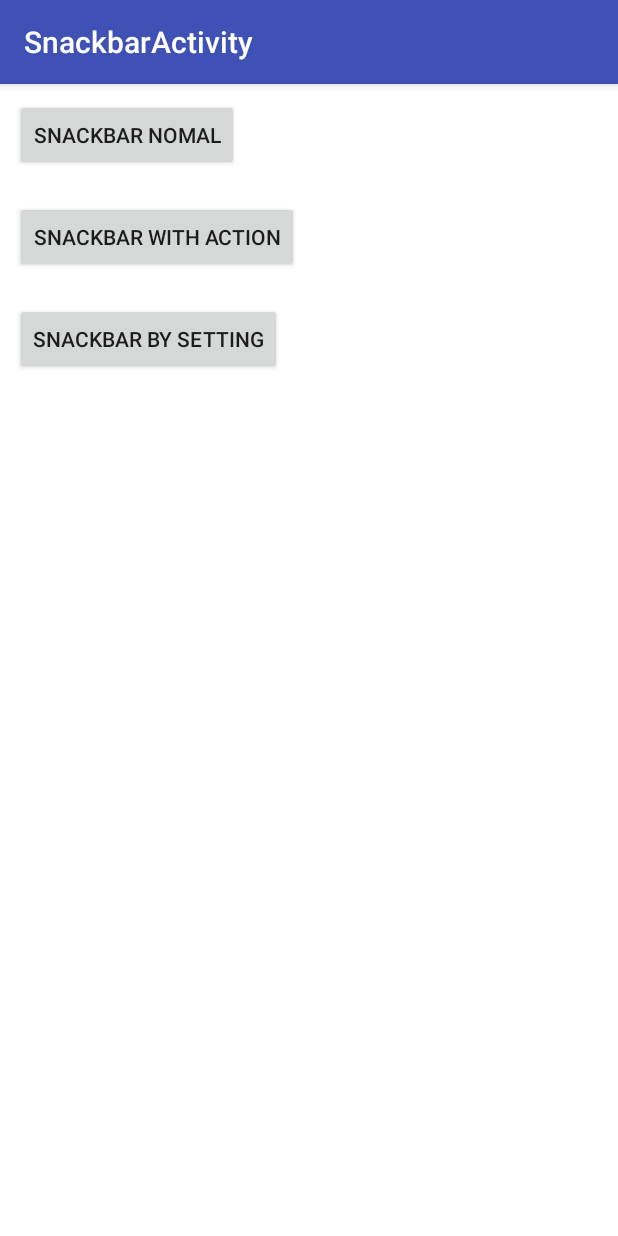
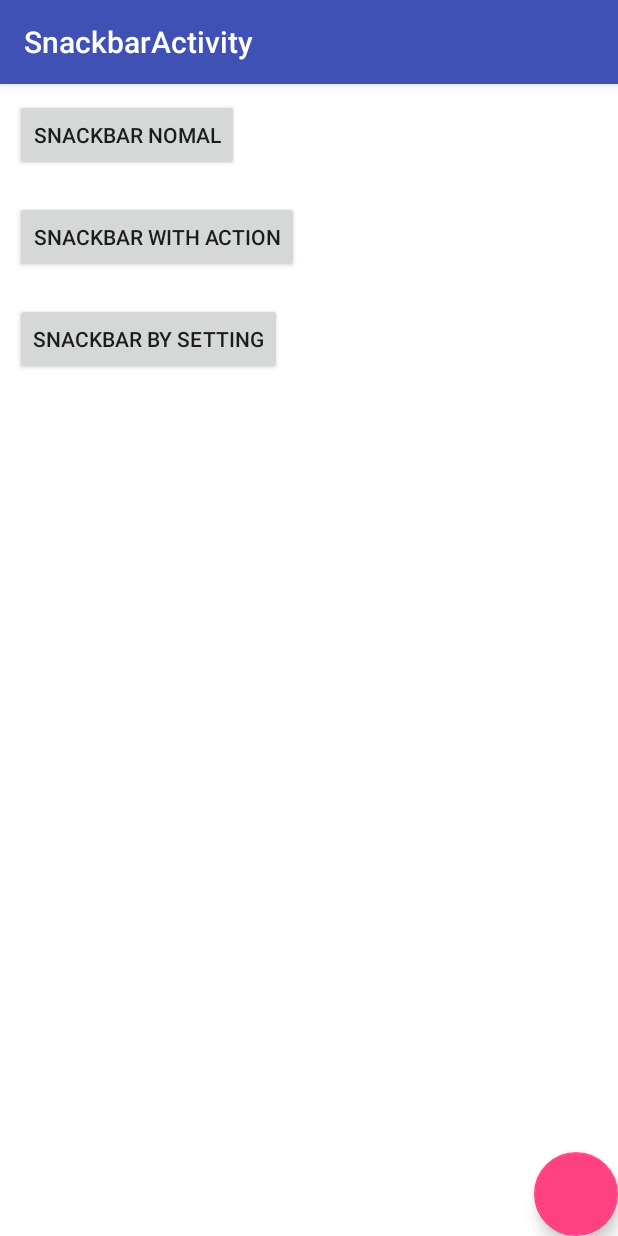
Before and after one commit to ClarkRep/Knowledge_MaterialDesign, an Android app: the screen it shows after launch (SnackbarActivity), after a tap on "SNACKBAR", on a phone screen of 412 x 824 dp. Run offline under Robolectric (Android 15) with nearby library versions, the phone set to English and light mode, and no system bars.

Commit message:
优化布局

```diff
--- a/app/src/main/java/com/example/zhaodanyang/knowledge_materialdesign/appbarlayout/AppbarLayoutActivity.java
+++ b/app/src/main/java/com/example/zhaodanyang/knowledge_materialdesign/appbarlayout/AppbarLayoutActivity.java
@@ -4,7 +4,6 @@ import android.content.Intent;
 import android.os.Bundle;
 import android.support.annotation.Nullable;
 import android.support.design.widget.AppBarLayout;
-import android.support.design.widget.CollapsingToolbarLayout;
 import android.support.v7.app.AppCompatActivity;
 import android.view.View;
 
@@ -65,11 +64,10 @@ public class AppbarLayoutActivity extends AppCompatActivity implements View.OnCl
         setTitle("AppbarLayoutActivity");
 
         AppBarLayout appBarLayout = findViewById(R.id.appBarLayout);
-        CollapsingToolbarLayout collapsingToolbarLayout = findViewById(R.id.ctl);
-
         appBarLayout.addOnOffsetChangedListener(new AppBarLayout.OnOffsetChangedListener() {
             @Override
             public void onOffsetChanged(AppBarLayout appBarLayout, int verticalOffset) {
+
             }
         });
 
--- a/app/src/main/res/layout/activity_flag_enter_always.xml
+++ b/app/src/main/res/layout/activity_flag_enter_always.xml
@@ -9,7 +9,7 @@
         android:layout_height="wrap_content"
         android:orientation="vertical">
 
-        <android.support.design.widget.CoordinatorLayout
+        <FrameLayout
             android:layout_width="match_parent"
             android:layout_height="wrap_content"
             android:minHeight="50dp"
@@ -44,7 +44,7 @@
             </LinearLayout>
 
 
-        </android.support.design.widget.CoordinatorLayout>
+        </FrameLayout>
     </android.support.design.widget.AppBarLayout>
 
     <android.support.v7.widget.RecyclerView
--- a/app/src/main/res/layout/activity_flag_enter_always_collapsed.xml
+++ b/app/src/main/res/layout/activity_flag_enter_always_collapsed.xml
@@ -9,7 +9,7 @@
         android:layout_height="wrap_content"
         android:orientation="vertical">
 
-        <android.support.design.widget.CoordinatorLayout
+        <FrameLayout
             android:layout_width="match_parent"
             android:layout_height="wrap_content"
             android:minHeight="50dp"
@@ -44,7 +44,7 @@
             </LinearLayout>
 
 
-        </android.support.design.widget.CoordinatorLayout>
+        </FrameLayout>
 
     </android.support.design.widget.AppBarLayout>
 
--- a/app/src/main/res/layout/activity_flag_exit_until_collapsed.xml
+++ b/app/src/main/res/layout/activity_flag_exit_until_collapsed.xml
@@ -9,7 +9,7 @@
         android:layout_height="wrap_content"
         android:orientation="vertical">
 
-        <android.support.design.widget.CoordinatorLayout
+        <FrameLayout
             android:layout_width="match_parent"
             android:layout_height="wrap_content"
             android:minHeight="50dp"
@@ -44,7 +44,7 @@
             </LinearLayout>
 
 
-        </android.support.design.widget.CoordinatorLayout>
+        </FrameLayout>
 
     </android.support.design.widget.AppBarLayout>
 
--- a/app/src/main/res/layout/activity_flag_scroll.xml
+++ b/app/src/main/res/layout/activity_flag_scroll.xml
@@ -9,7 +9,7 @@
         android:layout_height="wrap_content"
         android:orientation="vertical">
 
-        <android.support.design.widget.CoordinatorLayout
+        <FrameLayout
             android:layout_width="match_parent"
             android:layout_height="wrap_content"
             android:minHeight="50dp"
@@ -44,7 +44,7 @@
             </LinearLayout>
 
 
-        </android.support.design.widget.CoordinatorLayout>
+        </FrameLayout>
     </android.support.design.widget.AppBarLayout>
 
     <android.support.v7.widget.RecyclerView
--- a/app/src/main/res/layout/activity_flag_snap.xml
+++ b/app/src/main/res/layout/activity_flag_snap.xml
@@ -9,7 +9,7 @@
         android:layout_height="wrap_content"
         android:orientation="vertical">
 
-        <android.support.design.widget.CoordinatorLayout
+        <FrameLayout
             android:layout_width="match_parent"
             android:layout_height="wrap_content"
             android:minHeight="50dp"
@@ -44,7 +44,7 @@
             </LinearLayout>
 
 
-        </android.support.design.widget.CoordinatorLayout>
+        </FrameLayout>
 
     </android.support.design.widget.AppBarLayout>
 
--- a/app/src/main/res/layout/activity_snackbar.xml
+++ b/app/src/main/res/layout/activity_snackbar.xml
@@ -3,6 +3,10 @@
     android:layout_width="match_parent"
     android:layout_height="match_parent"
     android:background="@android:color/white">
+
+    <!--<FrameLayout xmlns:android="http://schemas.android.com/apk/res/android"-->
+        <!--android:layout_width="match_parent"-->
+        <!--android:layout_height="match_parent">-->
 
         <!--Snackbar在CoordinatorLayout中可以实现滑动删除效果-->
 
@@ -41,4 +45,12 @@
 
         </android.support.v4.widget.NestedScrollView>
 
+
+        <android.support.design.widget.FloatingActionButton
+            android:layout_width="wrap_content"
+            android:layout_height="wrap_content"
+            android:layout_gravity="bottom|right" />
+
+    <!--</FrameLayout>-->
+
 </android.support.design.widget.CoordinatorLayout>
```
Also changed, not shown: app/src/main/res/layout/activity_appbar_layout.xml (+4 -3 lines). Lines whose indentation alone changed are shown as unchanged.
